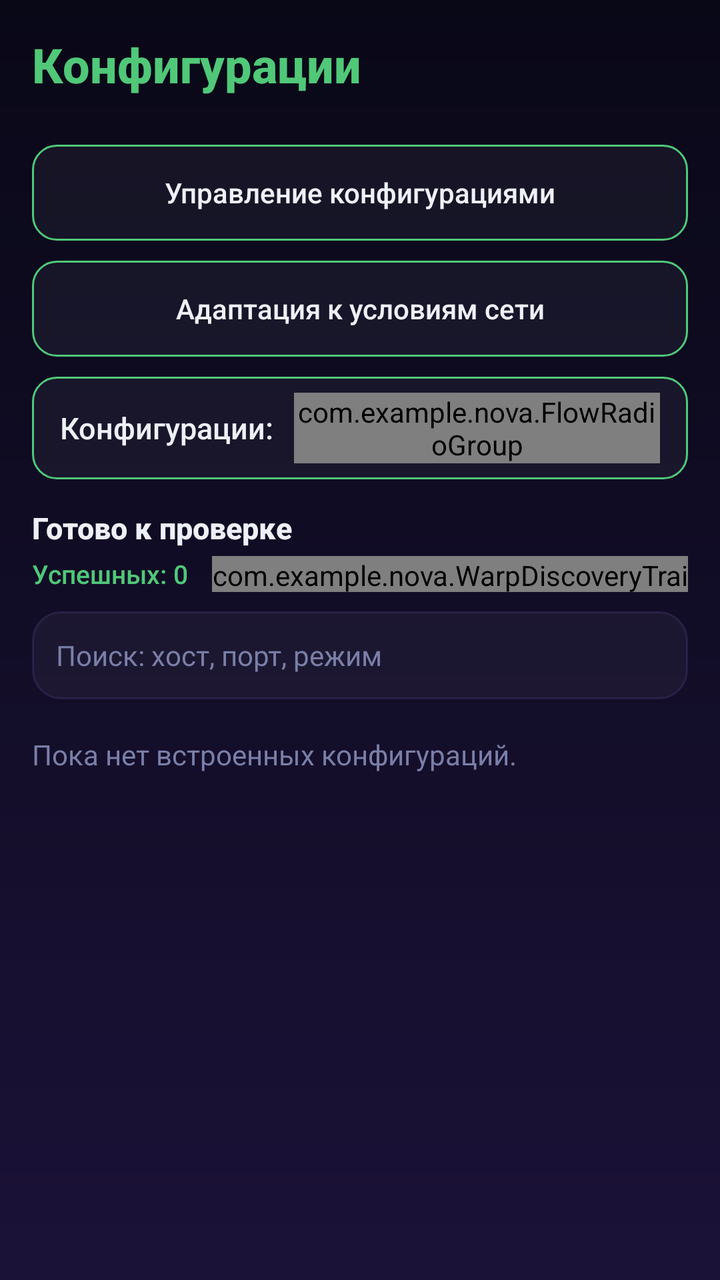
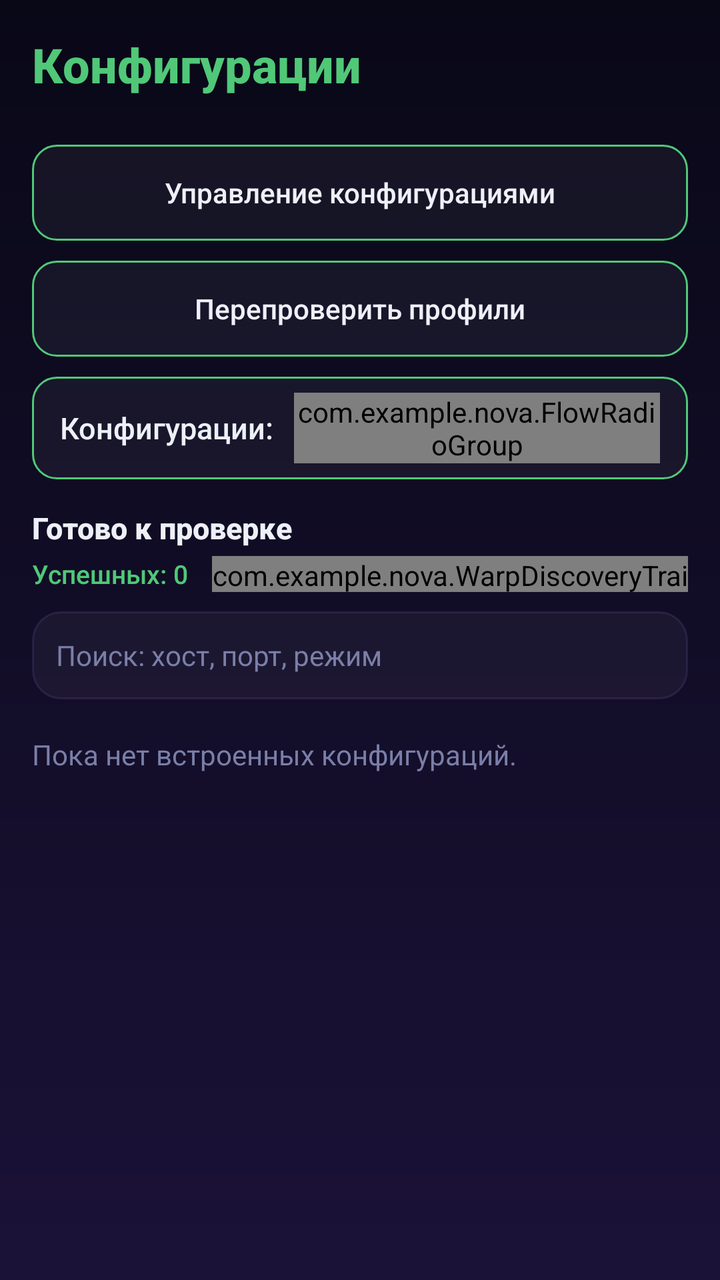

Before-and-after screenshots of an Android layout around one commit, followed by the original layout XML and the change that was made.
<!-- AndroidManifest.xml: activity theme Theme.Nova.Settings -->
<!-- res/layout/activity_warp_configs.xml -->
<?xml version="1.0" encoding="utf-8"?>
    <androidx.constraintlayout.widget.ConstraintLayout xmlns:android="http://schemas.android.com/apk/res/android"
    xmlns:app="http://schemas.android.com/apk/res-auto"
    android:layout_width="match_parent"
    android:layout_height="match_parent"
    android:padding="16dp">

    <TextView
        android:id="@+id/tv_title"
        android:layout_width="0dp"
        android:layout_height="wrap_content"
        android:fontFamily="sans-serif-medium"
        android:text="Конфигурации"
        android:textColor="?attr/novaAccent"
        android:textSize="24sp"
        android:textStyle="bold"
        app:layout_constraintEnd_toEndOf="parent"
        app:layout_constraintStart_toStartOf="parent"
        app:layout_constraintTop_toTopOf="parent" />

    <LinearLayout
        android:id="@+id/row_actions"
        android:layout_width="0dp"
        android:layout_height="wrap_content"
        android:layout_marginTop="14dp"
        android:orientation="vertical"
        app:layout_constraintEnd_toEndOf="parent"
        app:layout_constraintStart_toStartOf="parent"
        app:layout_constraintTop_toBottomOf="@id/tv_title">

        <TextView
            android:id="@+id/btn_create_new"
            android:layout_width="match_parent"
            android:layout_height="52dp"
            android:background="@drawable/bg_settings_action_dark"
            android:clickable="true"
            android:focusable="true"
            android:fontFamily="sans-serif-medium"
            android:gravity="center"
            android:singleLine="true"
            android:text="Сгенерировать новые"
            android:textSize="16sp"
            android:textColor="?attr/novaTextTitle"
            android:visibility="gone" />

        <TextView
            android:id="@+id/btn_paste_config"
            android:layout_width="match_parent"
            android:layout_height="48dp"
            android:layout_marginTop="10dp"
            android:background="@drawable/bg_settings_action_dark"
            android:clickable="true"
            android:focusable="true"
            android:fontFamily="sans-serif-medium"
            android:gravity="center"
            android:singleLine="true"
            android:text="Управление конфигурациями"
            android:textColor="?attr/novaTextTitle" />

        <TextView
            android:id="@+id/btn_adapt_network"
            android:layout_width="match_parent"
            android:layout_height="48dp"
            android:layout_marginTop="10dp"
            android:background="@drawable/bg_settings_action_dark"
            android:clickable="true"
            android:focusable="true"
            android:fontFamily="sans-serif-medium"
            android:gravity="center"
            android:singleLine="true"
            android:text="Адаптация к условиям сети"
            android:textColor="?attr/novaTextTitle" />

        
        <LinearLayout
            android:id="@+id/row_configs_source"
            android:layout_width="match_parent"
            android:layout_height="wrap_content"
            android:layout_marginTop="10dp"
            android:background="@drawable/bg_settings_action_dark"
            android:gravity="center_vertical"
            android:minHeight="48dp"
            android:orientation="horizontal">

            <TextView
                android:id="@+id/tv_configs_source_label"
                android:layout_width="wrap_content"
                android:layout_height="wrap_content"
                android:fontFamily="sans-serif-medium"
                android:singleLine="true"
                android:text="Конфигурации:"
                android:textColor="?attr/novaTextTitle"
                android:textSize="15sp" />

            <com.example.nova.FlowRadioGroup
                android:id="@+id/rg_configs_source"
                android:layout_width="0dp"
                android:layout_height="wrap_content"
                android:layout_marginStart="10dp"
                android:layout_weight="1"
                android:orientation="horizontal">

                <RadioButton
                    android:id="@+id/rb_configs_builtin"
                    android:layout_width="wrap_content"
                    android:layout_height="wrap_content"
                    android:layout_marginEnd="10dp"
                    android:buttonTint="?attr/novaAccent"
                    android:maxLines="1"
                    android:paddingStart="0dp"
                    android:paddingEnd="0dp"
                    android:text="Встроенные"
                    android:textColor="?attr/novaTextTitle"
                    android:textSize="14sp" />

                <RadioButton
                    android:id="@+id/rb_configs_imported"
                    android:layout_width="wrap_content"
                    android:layout_height="wrap_content"
                    android:buttonTint="?attr/novaAccent"
                    android:maxLines="1"
                    android:paddingStart="0dp"
                    android:paddingEnd="0dp"
                    android:text="Импортированные"
                    android:textColor="?attr/novaTextTitle"
                    android:textSize="14sp" />
            </com.example.nova.FlowRadioGroup>
        </LinearLayout>
    </LinearLayout>

    <TextView
        android:id="@+id/tv_discovery_status"
        android:layout_width="0dp"
        android:layout_height="wrap_content"
        android:layout_marginTop="14dp"
        android:fontFamily="sans-serif-medium"
        android:text="Готово к проверке"
        android:textColor="?attr/novaTextTitle"
        android:textSize="15sp"
        android:textStyle="bold"
        app:layout_constraintEnd_toEndOf="parent"
        app:layout_constraintStart_toStartOf="parent"
        app:layout_constraintTop_toBottomOf="@id/row_actions" />

    <TextView
        android:id="@+id/tv_discovery_progress"
        android:layout_width="wrap_content"
        android:layout_height="wrap_content"
        android:layout_marginTop="4dp"
        android:fontFamily="sans-serif-medium"
        android:text="Успешных: 0"
        android:textColor="?attr/novaAccent"
        android:textSize="13sp"
        app:layout_constraintStart_toStartOf="parent"
        app:layout_constraintTop_toBottomOf="@id/tv_discovery_status" />

    <com.example.nova.WarpDiscoveryTrailView
        android:id="@+id/view_discovery_trail"
        android:layout_width="0dp"
        android:layout_height="18dp"
        android:layout_marginStart="12dp"
        app:layout_constraintBottom_toBottomOf="@id/tv_discovery_progress"
        app:layout_constraintEnd_toEndOf="parent"
        app:layout_constraintStart_toEndOf="@id/tv_discovery_progress"
        app:layout_constraintTop_toTopOf="@id/tv_discovery_progress" />

    
    <TextView
        android:id="@+id/tv_empty"
        android:layout_width="0dp"
        android:layout_height="wrap_content"
        android:layout_marginTop="18dp"
        android:fontFamily="sans-serif"
        android:text="Пока нет встроенных конфигураций."
        android:textColor="?attr/novaTextHint"
        android:textSize="14sp"
        app:layout_constraintEnd_toEndOf="parent"
        app:layout_constraintStart_toStartOf="parent"
        app:layout_constraintTop_toBottomOf="@id/et_config_search" />

    <EditText
        android:id="@+id/et_config_search"
        android:layout_width="0dp"
        android:layout_height="wrap_content"
        android:layout_marginTop="10dp"
        android:background="?attr/novaCardBackground"
        android:hint="Поиск: хост, порт, режим"
        android:imeOptions="actionSearch"
        android:inputType="text"
        android:maxLines="1"
        android:minHeight="44dp"
        android:paddingStart="12dp"
        android:paddingEnd="12dp"
        android:textColor="?attr/novaTextTitle"
        android:textColorHint="?attr/novaTextHint"
        android:textSize="14sp"
        app:layout_constraintEnd_toEndOf="parent"
        app:layout_constraintStart_toStartOf="parent"
        app:layout_constraintTop_toBottomOf="@id/tv_discovery_progress" />

    <androidx.recyclerview.widget.RecyclerView
        android:id="@+id/rv_configs"
        android:layout_width="0dp"
        android:layout_height="0dp"
        android:layout_marginTop="8dp"
        android:clipToPadding="false"
        android:paddingBottom="16dp"
        app:layout_constraintBottom_toBottomOf="parent"
        app:layout_constraintEnd_toEndOf="parent"
        app:layout_constraintStart_toStartOf="parent"
        app:layout_constraintTop_toBottomOf="@id/et_config_search" />

</androidx.constraintlayout.widget.ConstraintLayout>
<!-- resources referenced by this layout -->
<resources>
  <color name="tv_focus_fill">#3332D74B</color>
  <color name="tv_focus_stroke">#32D74B</color>
  <!-- drawable bg_nova_screen_aurora (drawable) -->
  <?xml version="1.0" encoding="utf-8"?>
  <shape xmlns:android="http://schemas.android.com/apk/res/android"
      android:shape="rectangle">
      <gradient
          android:angle="270"
          android:startColor="#090817"
          android:centerColor="#120D27"
          android:endColor="#1B1238"
          android:type="linear" />
  </shape>
  <!-- drawable bg_nova_field_aurora (drawable) -->
  <?xml version="1.0" encoding="utf-8"?>
  <selector xmlns:android="http://schemas.android.com/apk/res/android">
      <item android:state_focused="true">
          <shape android:shape="rectangle">
              <solid android:color="?attr/novaFocusFill" />
              <corners android:radius="10dp" />
              <stroke android:width="3dp" android:color="?attr/novaFocusStroke" />
          </shape>
      </item>
      <item>
          <shape android:shape="rectangle">
              <solid android:color="#0BFFFFFF" />
              <corners android:radius="10dp" />
              <stroke android:width="1dp" android:color="#18A88DFF" />
          </shape>
      </item>
  </selector>
  <color name="nova_aurora_accent">#50C878</color>
  <color name="nova_aurora_text_value">#A8ADD4</color>
  <color name="nova_aurora_text_hint">#7A7FA8</color>
  <color name="nova_aurora_accent_dim">#2E50C878</color>
  <color name="nova_aurora_accent_on">#090817</color>
  <color name="nova_aurora_separator">#12FFFFFF</color>
  <color name="nova_aurora_group_from">#50C878</color>
  <color name="nova_aurora_group_to">#9FD9BC</color>
  <color name="nova_aurora_text_title">#EEF0F8</color>
  <color name="nova_aurora_switch_on">#50C878</color>
  <color name="nova_aurora_switch_off">#2EFFFFFF</color>
  <color name="nova_aurora_thumb_on">#FFFFFF</color>
  <color name="nova_aurora_thumb_off">#B8BED0</color>
  <color name="nova_aurora_icon_tint">#B350C878</color>
  <color name="nova_aurora_card_fill">#0BFFFFFF</color>
  <color name="nova_aurora_card_stroke">#1FA88DFF</color>
  <!-- drawable bg_nova_dialog_aurora (drawable) -->
  <?xml version="1.0" encoding="utf-8"?>
  <shape xmlns:android="http://schemas.android.com/apk/res/android"
      android:shape="rectangle">
      <solid android:color="#120D27" />
      <corners android:radius="16dp" />
      <stroke android:width="1dp" android:color="#1FA88DFF" />
  </shape>
  <color name="nova_aurora_focus_fill">#3350C878</color>
  <color name="nova_aurora_focus_stroke">#50C878</color>
  <style name="Widget.Nova.DialogButtonPrimary.Auroramint" parent="@style/Widget.Nova.DialogButton.Auroramint">
          <item name="android:background">@drawable/bg_nova_dialog_button_primary_aurora</item>
          <item name="android:textColor">@color/nova_aurora_accent_on</item>
      </style>
  <!-- drawable switch_thumb_liquid (drawable) -->
  <?xml version="1.0" encoding="utf-8"?>
  <layer-list xmlns:android="http://schemas.android.com/apk/res/android">
      <item
          android:top="3dp"
          android:bottom="3dp"
          android:left="3dp"
          android:right="3dp">
          <shape android:shape="oval">
              <size
                  android:width="23dp"
                  android:height="23dp"/>
              <solid android:color="#FFFFFF"/>
          </shape>
      </item>
  </layer-list>
  <!-- drawable switch_track_liquid (drawable) -->
  <?xml version="1.0" encoding="utf-8"?>
  <shape xmlns:android="http://schemas.android.com/apk/res/android"
      android:shape="rectangle">
      <size
          android:width="52dp"
          android:height="29dp"/>
      <corners android:radius="15dp"/>
      <solid android:color="#FFFFFF"/>
      <stroke
          android:width="1dp"
          android:color="#33FFFFFF"/>
  </shape>
  <!-- unchanged entries left out for length: 8 -->
</resources>

<!-- the commit's change to res/layout/activity_warp_configs.xml (unified diff, before → after) -->
@@ -68,7 +68,7 @@
             android:fontFamily="sans-serif-medium"
             android:gravity="center"
             android:singleLine="true"
-            android:text="Адаптация к условиям сети"
+            android:text="Перепроверить профили"
             android:textColor="?attr/novaTextTitle" />
 
         
